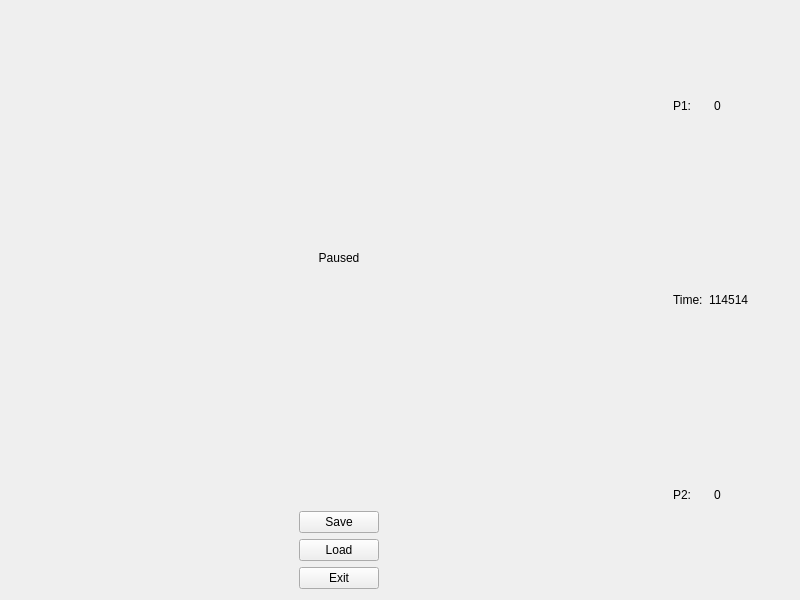
The window that src/widgets/game/game.ui (f1yby/q-link) describes before a commit, drawn with Qt 5.
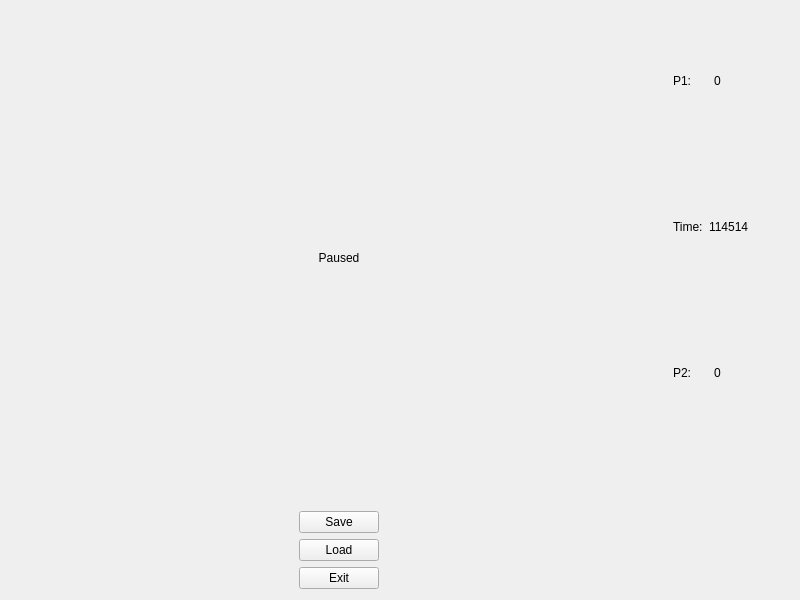
The same window after the commit.

The edit to the form file:
```diff
--- a/src/widgets/game/game.ui
+++ b/src/widgets/game/game.ui
@@ -166,6 +166,17 @@
                             </item>
                         </layout>
                     </item>
+     <item>
+      <layout class="QHBoxLayout" name="horizontalLayout_6">
+       <item>
+        <widget class="QLabel" name="status">
+         <property name="text">
+          <string/>
+         </property>
+        </widget>
+       </item>
+      </layout>
+     </item>
                 </layout>
             </item>
             <item>
```
Lines whose indentation alone changed are shown as unchanged.
